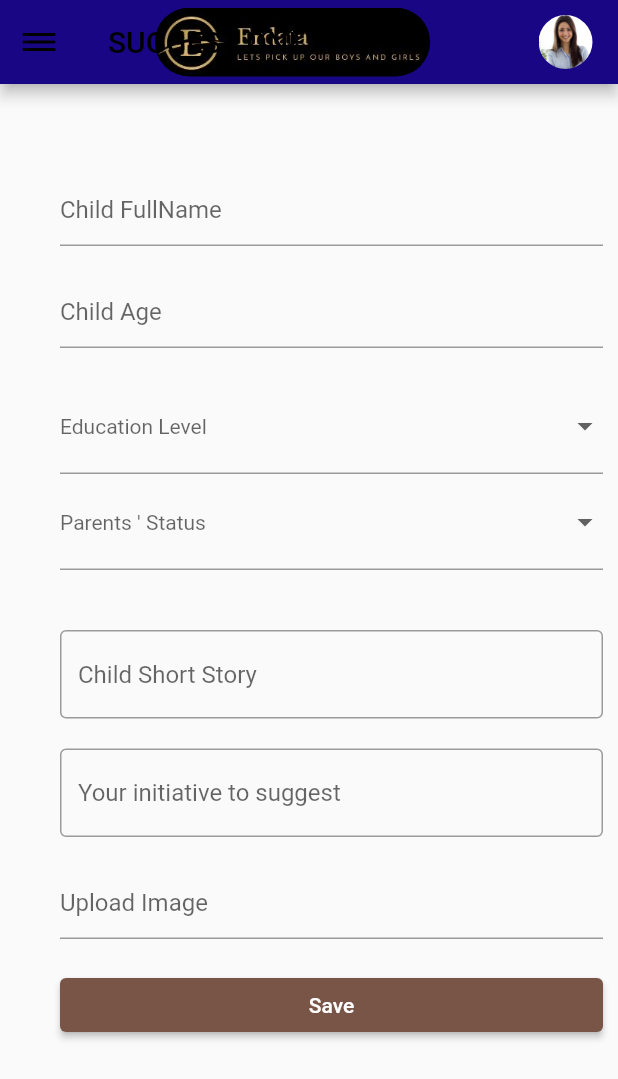
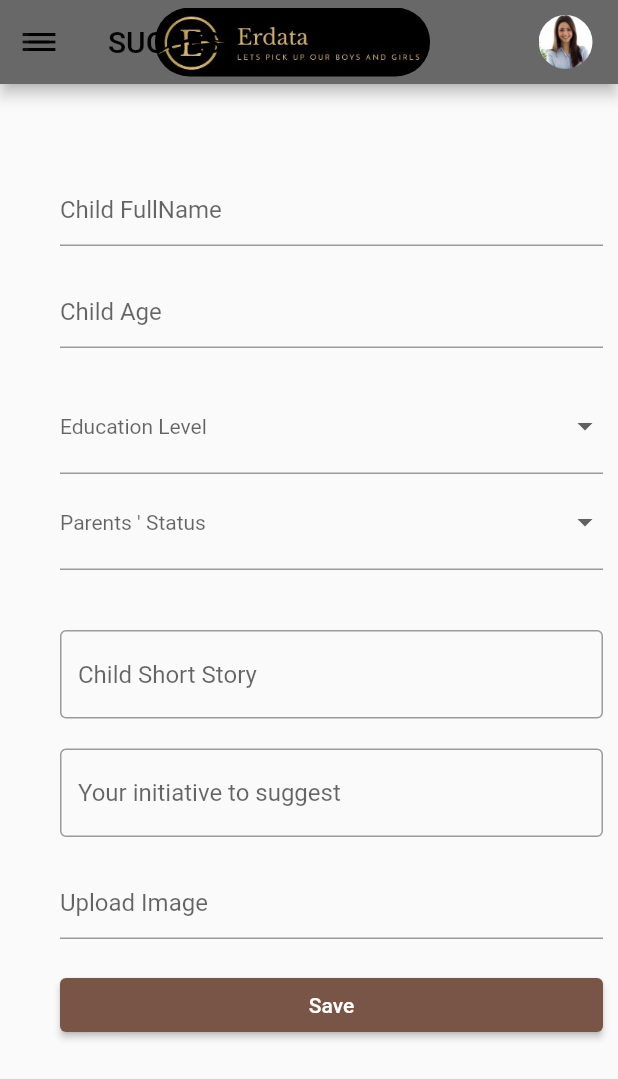
Before and after one commit to TesfayeAdugna/Erdata-App, a Flutter app: the ChildSuggestion screen opened by its route, on a phone screen of 412 x 824 dp. Shown: the top 1079 px of the screen. Run offline on Flutter 3.47's test engine with Material 2 defaults, Android fonts, the phone set to English and light mode, and no system bars; our stand-ins replace dropdown_button2, equatable, flutter_bloc, go_router.

Commit message:
changing header background  color

```diff
--- a/frontend/lib/custom_widget/header.dart
+++ b/frontend/lib/custom_widget/header.dart
@@ -11,7 +11,7 @@ class HeaderBar extends StatelessWidget implements PreferredSizeWidget {
   Widget build(BuildContext context) {
     return AppBar(
       title: title,
-      backgroundColor: Color.fromARGB(255, 25, 6, 133),
+      backgroundColor: Color.fromARGB(255, 104, 104, 104),
       flexibleSpace: Row(
         mainAxisAlignment: MainAxisAlignment.spaceBetween,
         children: [
--- a/frontend/lib/erdata/screens/child_suggestion.dart
+++ b/frontend/lib/erdata/screens/child_suggestion.dart
@@ -30,7 +30,7 @@ class ChildSuggestion extends StatelessWidget {
     return LayoutBuilder(
       builder: ((context, constraints) => Scaffold(
             appBar: HeaderBar(
-              title: Text("SUGGEST ONE"),
+              title: Text("SUGGEST"),
               appBar: AppBar(),
             ),
             drawer: const DrawerExtends(
--- a/frontend/lib/forms/login.dart
+++ b/frontend/lib/forms/login.dart
@@ -15,7 +15,7 @@ class _LoginScreenState extends State<LoginScreen> {
   Widget build(BuildContext context) {
     return Scaffold(
       appBar: HeaderBar(
-        title: Text("ERDATA LOGIN PAGE"),
+        title: Text("LOGIN"),
         appBar: AppBar(),
       ),
       drawer: const DrawerExtends(
```
